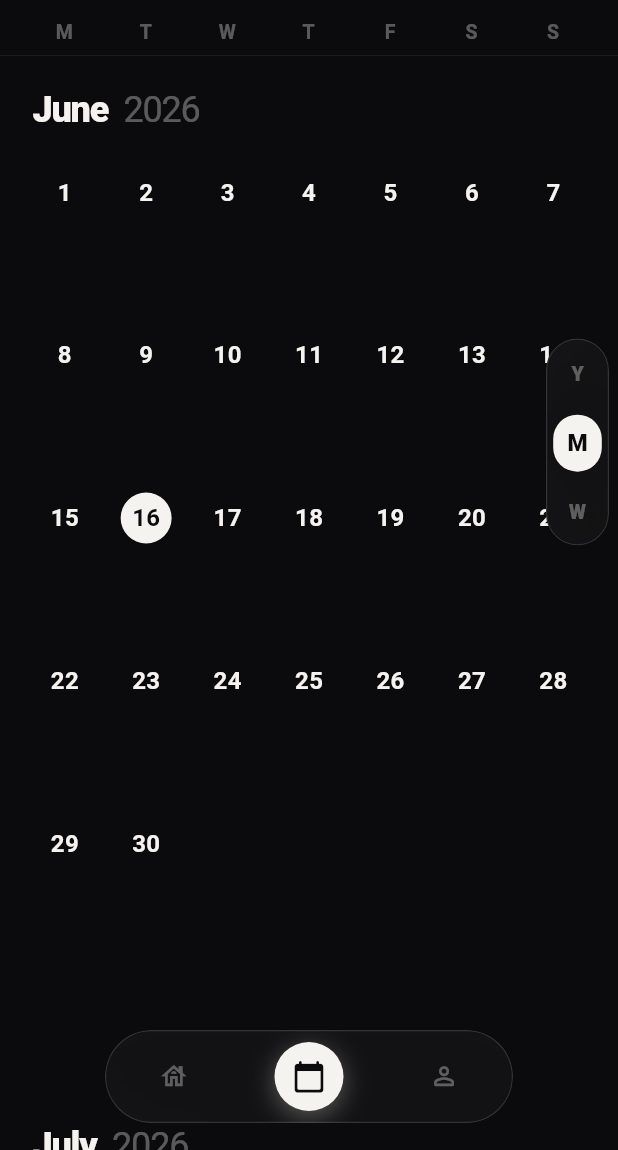
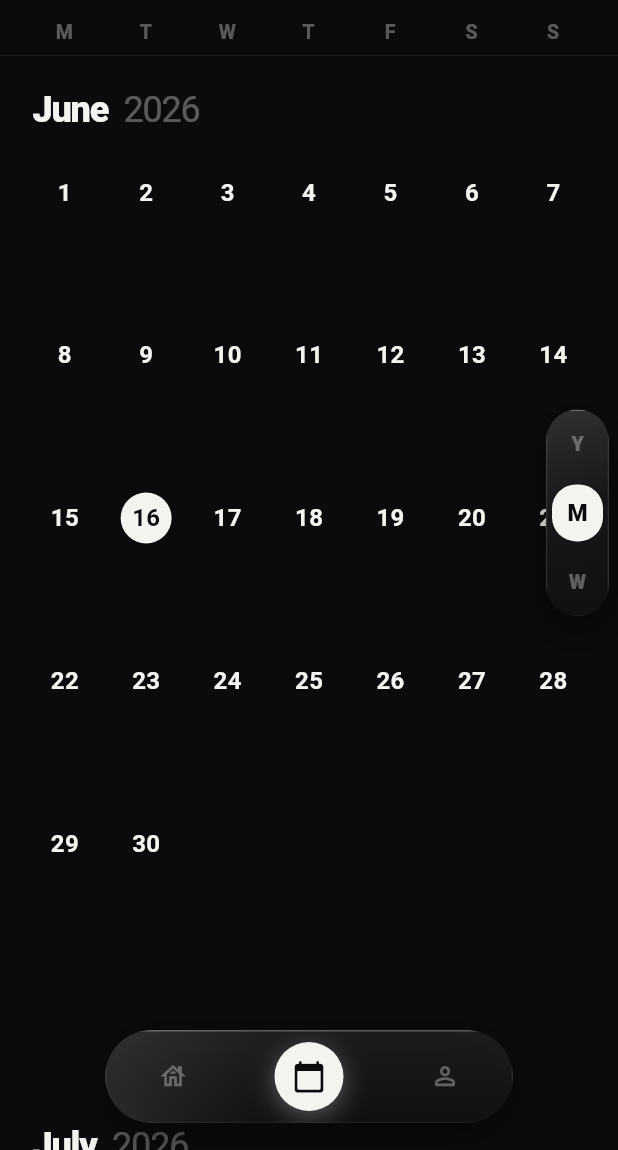
Before and after one commit to robis-n/SmartCalendar, a Flutter app: the CalendarScreen screen opened by its route, on a phone screen of 412 x 824 dp, the part 86-1236 px from its top. Run offline on Flutter 3.47's test engine with Material 3 defaults, Android fonts, the phone set to English and light mode, and no system bars; our stand-ins replace dio, flutter_dotenv, flutter_local_notifications, flutter_riverpod, flutter_timezone, go_router and 4 more; missing offline and left inert: device_calendar, google_mlkit_image_labeling; accounts and stored records are empty.

Commit message:
Round 14: remove home clock, live quotes, fix overflow bugs, full-day calendar, real glass material, center zoom rail
Home clock: fully removed (getter, Timer, initState/dispose wiring, Text
widget) -- it had crept back in during the 12h/24h round.

Live quotes: new QuoteService fetches the real quote of the day from
ZenQuotes (free, keyless), Hive-cached per day, offline fallback to the local
rotation. Home seeds instantly then swaps in the live value.

Overflow fixes (root-caused, not patched):
- Theme swatch picker: previous Clip.none fix to save the glow from being
  clipped flat had disabled horizontal scroll clipping too, letting swatches
  bleed past the card. Restored clipping; gave the scrollable content extra
  vertical padding instead so the glow has room within the (now taller)
  clipped viewport.
- Reminders priority row: Icon + "Reminders" + Spacer + fixed-width chip row
  could exceed the card width on smaller screens / larger text scale. Removed
  the redundant "Reminders" label and made the 3 chips share the row via
  Expanded (+ ellipsis backstop) so they can't overflow.

Calendar: week timeline restored to the full 0-23 hour range (was capped
7-22, hiding early/late hours). Initial scroll now targets near the current
hour instead of a fixed 8am.

Glass: new shared GlassSurface widget (blur + vibrancy saturation boost via
ImageFilter.compose, gradient fill, asymmetric top-bright rim, diagonal
sheen) replaces the flat blur+tint+border at all 3 call sites (nav bar, day
sheet, zoom rail). Base glass alpha lowered since blur+vibrancy do more work.

Zoom rail: was vertically centered against the WHOLE screen including the
~100px header band above the calendar grid. Moved into its own Stack scoped
to just the Expanded view-body region so it centers on the visible grid.

Co-Authored-By: Claude Opus 4.8 <noreply@anthropic.com>

```diff
--- a/lib/core/theme/app_theme.dart
+++ b/lib/core/theme/app_theme.dart
@@ -74,7 +74,10 @@ class AppColors {
 
   // ── Glass (iOS "material" translucent chrome) ────────────────────
   // Derived from the surface so the chrome carries the same hue as the app.
-  static Color get glass => card.withValues(alpha: _dark ? 0.72 : 0.78);
+  // Less opaque than before — true vibrancy materials let more of the
+  // blurred+saturated backdrop show through; see GlassSurface for the rest
+  // of the recipe (gradient fill, rim highlight, sheen).
+  static Color get glass => card.withValues(alpha: _dark ? 0.58 : 0.66);
   static Color get glassBorder =>
       _dark ? Colors.white.withValues(alpha: 0.14)
             : Colors.white.withValues(alpha: 0.55);
--- a/lib/features/calendar/screens/calendar_screen.dart
+++ b/lib/features/calendar/screens/calendar_screen.dart
@@ -1,11 +1,11 @@
 import 'dart:math' show max;
-import 'dart:ui';
 import 'package:flutter/material.dart';
 import 'package:flutter/services.dart';
 import '../../../core/theme/app_theme.dart';
 import '../../../core/utils/time_utils.dart';
 import '../../../services/device_calendar_service.dart';
 import '../../../services/supabase_service.dart';
+import '../../../shared/widgets/glass_surface.dart';
 import '../../tasks/screens/add_task_screen.dart';
 import '../../tasks/screens/task_detail_screen.dart';
 import 'calendar_event_screen.dart';
@@ -186,8 +186,7 @@ class _CalendarScreenState extends State<CalendarScreen> {
         onScaleStart: _onScaleStart,
         onScaleUpdate: _onScaleUpdate,
         onScaleEnd: _onScaleEnd,
-        child: Stack(children: [
-        Column(children: [
+        child: Column(children: [
           // ── Top bar ────────────────────────────────────────
           SafeArea(
             bottom: false,
@@ -245,7 +244,11 @@ class _CalendarScreenState extends State<CalendarScreen> {
           ],
 
           // ── View body ──────────────────────────────────────
+          // Its own Stack, so the zoom rail centres on THIS region — not the
+          // whole screen including the header above it.
           Expanded(
+            child: Stack(children: [
+              Positioned.fill(
                 child: AnimatedScale(
                   // Tracks the fingers instantly while pinching, then springs
                   // back to rest — this is what makes the zoom feel continuous.
@@ -265,16 +268,18 @@ class _CalendarScreenState extends State<CalendarScreen> {
                   ),
                 ),
               ),
-        ]),
               // ── Right-edge zoom rail (Year / Month / Week) ──
-        // Bottom inset keeps it clear of the floating nav bar; centred in the
-        // remaining space.
+              // Bottom inset keeps it clear of the floating nav bar; centred
+              // within this region only, so it's truly vertically centred on
+              // the visible calendar grid rather than the whole screen.
               Positioned(
                 right: 6, top: 0, bottom: 120,
                 child: Center(child: _ZoomRail(
                   view: _view,
                   onPick: _switchView,
                 )),
+              ),
+            ]),
           ),
         ]),
       ),
@@ -453,20 +458,17 @@ class _ZoomRailState extends State<_ZoomRail> {
       onTapDown: (d) { _lastIndex = null; _pickFromDy(d.localPosition.dy); },
       onVerticalDragStart: (d) { _lastIndex = null; _pickFromDy(d.localPosition.dy); },
       onVerticalDragUpdate: (d) => _pickFromDy(d.localPosition.dy),
-      child: ClipRRect(
+      child: DecoratedBox(
+        // Drop shadow outside the glass clip so it isn't blurred away.
+        decoration: BoxDecoration(
           borderRadius: BorderRadius.circular(22),
-        child: BackdropFilter(
-          filter: ImageFilter.blur(
-              sigmaX: AppColors.glassBlur, sigmaY: AppColors.glassBlur),
-          child: Container(
+          boxShadow: cardShadow,
+        ),
+        child: GlassSurface(
+          borderRadius: BorderRadius.circular(22),
+          child: SizedBox(
             width: _w,
             height: h,
-            decoration: BoxDecoration(
-              color: AppColors.glass,
-              borderRadius: BorderRadius.circular(22),
-              border: Border.all(color: AppColors.glassBorder, width: 0.8),
-              boxShadow: cardShadow,
-            ),
             // Letters are non-interactive — the whole pill handles tap + drag.
             child: IgnorePointer(
               child: Stack(children: [
@@ -966,11 +968,12 @@ class _WeekTimelineState extends State<_WeekTimeline> {
   final _scrollCtrl = ScrollController();
   int _lastHapticHour = -1;
 
-  // 7 AM – 10 PM at 44 px/h = 660 px total — fits most screens without
-  // needing to scroll to see the evening (previously 56 px/h was 952 px).
+  // Full 24-hour day (midnight to midnight), scrollable — nothing hidden.
+  // Initial scroll lands near the current hour so the visible portion on
+  // open is still the relevant part of the day.
   static const double _hourH  = 44.0;
-  static const int    _startH = 7;
-  static const int    _endH   = 22;
+  static const int    _startH = 0;
+  static const int    _endH   = 23;
   static const double _labelW = 46.0;
 
   @override
@@ -980,7 +983,12 @@ class _WeekTimelineState extends State<_WeekTimeline> {
     _scrollCtrl.addListener(_onScroll);
     WidgetsBinding.instance.addPostFrameCallback((_) {
       if (_scrollCtrl.hasClients) {
-        _scrollCtrl.jumpTo((8 - _startH) * _hourH);
+        // Open scrolled to roughly the current hour (with a little headroom
+        // above it for context) rather than always 8 AM, now that the full
+        // day is in range — matches how Apple Calendar opens.
+        final nowHour = DateTime.now().hour;
+        final target = (nowHour - 1).clamp(_startH, _endH);
+        _scrollCtrl.jumpTo((target - _startH) * _hourH);
       }
     });
   }
@@ -1406,17 +1414,8 @@ class _DaySheetState extends State<_DaySheet> {
       maxChildSize: 0.92,
       snap: true,
       snapSizes: const [0.52, 0.75, 0.92],
-      builder: (ctx, scrollCtrl) => ClipRRect(
+      builder: (ctx, scrollCtrl) => GlassSurface(
         borderRadius: const BorderRadius.vertical(top: Radius.circular(28)),
-        child: BackdropFilter(
-          filter: ImageFilter.blur(
-              sigmaX: AppColors.glassBlur, sigmaY: AppColors.glassBlur),
-          child: Container(
-            decoration: BoxDecoration(
-              color: AppColors.glass,
-              border: Border(
-                  top: BorderSide(color: AppColors.glassBorder, width: 0.8)),
-            ),
         child: Column(children: [
               // Drag handle
               const SizedBox(height: 12),
@@ -1540,8 +1539,6 @@ class _DaySheetState extends State<_DaySheet> {
               ),
             ]),
           ),
-        ),
-      ),
     );
   }
 }
--- /dev/null
+++ b/lib/shared/widgets/glass_surface.dart
@@ -0,0 +1,103 @@
+import 'dart:ui';
+import 'package:flutter/material.dart';
+import '../../core/theme/app_theme.dart';
+
+/// Authentic-feeling iOS frosted glass (the recipe a flat blur+tint box was
+/// missing): real `UIVisualEffectView` materials don't just blur what's
+/// behind them — they also boost its saturation ("vibrancy"), have a soft
+/// internal gradient rather than a flat fill, and catch a highlight along
+/// the top edge where light falls on the pane plus a faint diagonal sheen.
+/// This widget layers all four behind [child] in one place so every glass
+/// surface in the app (nav bar, day sheet, zoom rail) looks identical.
+class GlassSurface extends StatelessWidget {
+  final Widget child;
+  final BorderRadius borderRadius;
+  final double sigma;
+  final double saturation;
+  const GlassSurface({
+    super.key,
+    required this.child,
+    required this.borderRadius,
+    this.sigma = AppColors.glassBlur,
+    this.saturation = 1.35,
+  });
+
+  // Luminance-preserving saturation boost — the same maths behind
+  // UIVisualEffectView vibrancy, so colours behind the glass read as more
+  // vivid without shifting brightness.
+  static List<double> _saturationMatrix(double s) {
+    const lumR = 0.213, lumG = 0.715, lumB = 0.072;
+    return <double>[
+      lumR + (1 - lumR) * s, lumG - lumG * s,       lumB - lumB * s,       0, 0,
+      lumR - lumR * s,       lumG + (1 - lumG) * s, lumB - lumB * s,       0, 0,
+      lumR - lumR * s,       lumG - lumG * s,       lumB + (1 - lumB) * s, 0, 0,
+      0, 0, 0, 1, 0,
+    ];
+  }
+
+  @override
+  Widget build(BuildContext context) {
+    final dark = AppColors.isDark;
+    // Rim catches light from above: bright along the top, fading on the
+    // sides, dimmest along the bottom — never a flat single-colour outline.
+    final rimTop  = dark ? Colors.white.withValues(alpha: 0.28) : Colors.white.withValues(alpha: 0.95);
+    final rimSide = dark ? Colors.white.withValues(alpha: 0.12) : Colors.white.withValues(alpha: 0.55);
+    final rimBtm  = dark ? Colors.white.withValues(alpha: 0.05) : Colors.white.withValues(alpha: 0.30);
+
+    return ClipRRect(
+      borderRadius: borderRadius,
+      child: BackdropFilter(
+        filter: ImageFilter.compose(
+          outer: ImageFilter.blur(sigmaX: sigma, sigmaY: sigma),
+          inner: ColorFilter.matrix(_saturationMatrix(saturation)),
+        ),
+        child: Stack(children: [
+          // Fill — a soft top→bottom gradient (real glass isn't a flat tint).
+          Positioned.fill(
+            child: DecoratedBox(
+              decoration: BoxDecoration(
+                borderRadius: borderRadius,
+                gradient: LinearGradient(
+                  begin: Alignment.topCenter,
+                  end: Alignment.bottomCenter,
+                  colors: [
+                    Color.alphaBlend(
+                        Colors.white.withValues(alpha: dark ? 0.05 : 0.12),
+                        AppColors.glass),
+                    AppColors.glass,
+                  ],
+                ),
+                border: Border(
+                  top: BorderSide(color: rimTop, width: 1),
+                  left: BorderSide(color: rimSide, width: 0.8),
+                  right: BorderSide(color: rimSide, width: 0.8),
+                  bottom: BorderSide(color: rimBtm, width: 0.8),
+                ),
+              ),
+            ),
+          ),
+          // Sheen — a faint diagonal highlight, like light grazing the pane.
+          Positioned.fill(
+            child: IgnorePointer(
+              child: DecoratedBox(
+                decoration: BoxDecoration(
+                  borderRadius: borderRadius,
+                  gradient: LinearGradient(
+                    begin: Alignment.topLeft,
+                    end: Alignment.bottomRight,
+                    stops: const [0.0, 0.45],
+                    colors: [
+                      Colors.white.withValues(alpha: dark ? 0.09 : 0.38),
+                      Colors.white.withValues(alpha: 0),
+                    ],
+                  ),
+                ),
+              ),
+            ),
+          ),
+          child,
+        ]),
+      ),
+    );
+  }
+}
--- a/lib/shared/widgets/main_shell.dart
+++ b/lib/shared/widgets/main_shell.dart
@@ -1,4 +1,3 @@
-import 'dart:ui';
 import 'package:flutter/material.dart';
 import 'package:flutter/services.dart';
 import 'package:flutter_riverpod/flutter_riverpod.dart';
@@ -6,6 +5,7 @@ import 'package:go_router/go_router.dart';
 import '../../core/theme/app_theme.dart';
 import '../../core/theme/theme_provider.dart';
 import '../../services/supabase_service.dart';
+import 'glass_surface.dart';
 
 /// The persistent app shell: the body is the StatefulNavigationShell (three
 /// always-alive branch navigators) and a floating glass tab bar on top.
@@ -66,17 +66,10 @@ class _MainShellState extends ConsumerState<MainShell> {
         top: false,
         child: Padding(
           padding: const EdgeInsets.fromLTRB(70, 0, 70, 18),
-          child: ClipRRect(
+          child: DecoratedBox(
+            // Drop shadow lives outside the glass clip so it isn't blurred away.
+            decoration: BoxDecoration(
               borderRadius: BorderRadius.circular(34),
-            child: BackdropFilter(
-              filter: ImageFilter.blur(
-                  sigmaX: AppColors.glassBlur, sigmaY: AppColors.glassBlur),
-              child: Container(
-                height: 62,
-                decoration: BoxDecoration(
-                  color: AppColors.glass,
-                  borderRadius: BorderRadius.circular(34),
-                  border: Border.all(color: AppColors.glassBorder, width: 0.8),
               boxShadow: [
                 BoxShadow(
                   color: Colors.black
@@ -86,6 +79,10 @@ class _MainShellState extends ConsumerState<MainShell> {
                 ),
               ],
             ),
+            child: GlassSurface(
+              borderRadius: BorderRadius.circular(34),
+              child: SizedBox(
+                height: 62,
                 child: LayoutBuilder(builder: (ctx, c) {
                   final slot = c.maxWidth / _icons.length;
                   return Stack(children: [
```
Also changed, not shown: lib/features/dashboard/screens/dashboard_screen.dart (+18 -18 lines), lib/features/settings/screens/settings_screen.dart (+7 -5 lines), lib/features/tasks/screens/task_detail_screen.dart (+14 -5 lines), lib/services/quote_service.dart (added, +60 -0 lines). Lines whose indentation alone changed are shown as unchanged.
